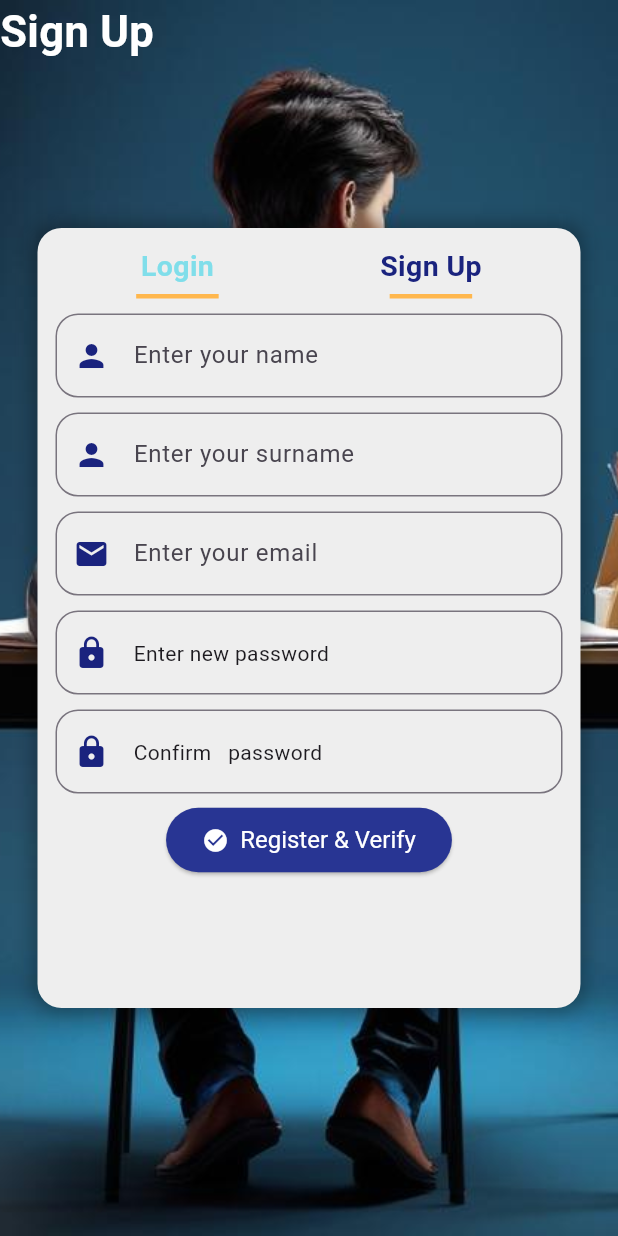
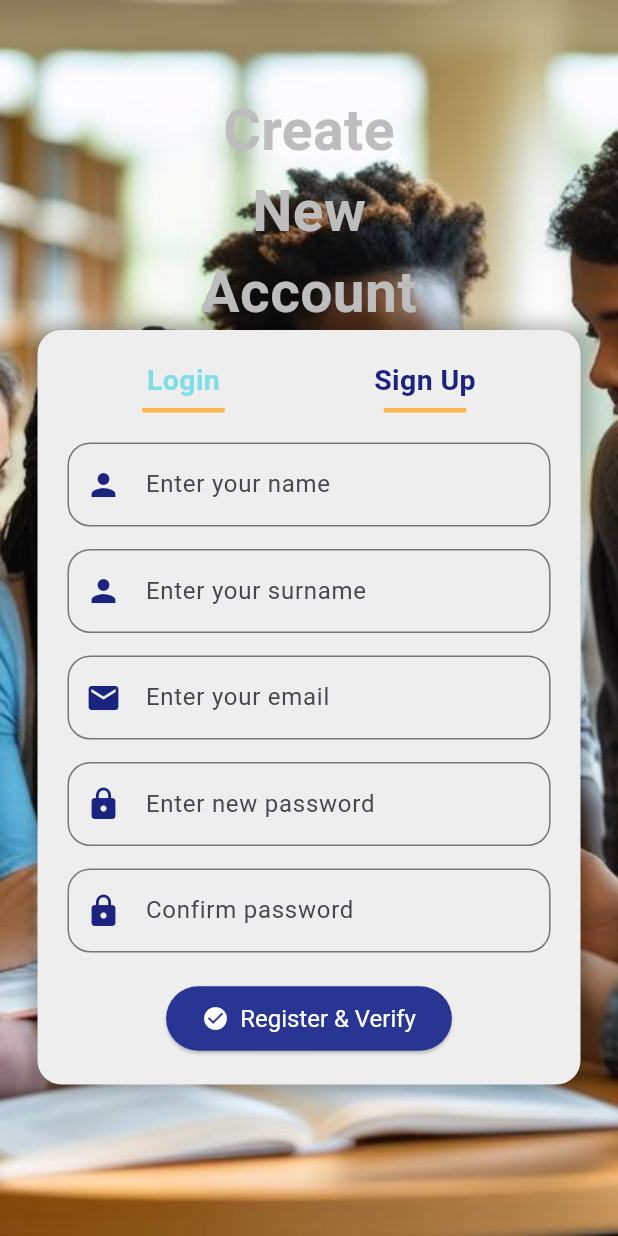
Before and after one commit to mahlatseclayton/MoodleTrack, a Flutter app: the screen it shows after launch, after a tap on "Don't have an account? Sign Up", on a phone screen of 412 x 824 dp. Run offline on Flutter 3.47's test engine with Material 3 defaults, Android fonts, the phone set to English and light mode, and no system bars; our stand-ins replace cloud_firestore, firebase_auth, firebase_core, fluttertoast; accounts and stored records are empty.

Commit message:
2nd push

```diff
--- a/lib/main.dart
+++ b/lib/main.dart
@@ -63,14 +63,14 @@ class _HomepageState extends State<Homepage> {
             width:double.infinity,
 
             decoration: BoxDecoration(
-              image:DecorationImage(image: AssetImage("images/background.jpg"),
+              image:DecorationImage(image: AssetImage("images/background1.jpg"),
                   fit: BoxFit.cover),
             ),
             child:       Container(
               width: double.infinity,
               height: 300,
               decoration:BoxDecoration(
-                color: (Colors.purple[900] ?? Colors.purple[900])!.withOpacity(.35),
+                // color: (Colors.purple[900] ?? Colors.purple[900])!.withOpacity(.),
               ),
             ),
           ),
@@ -97,19 +97,19 @@ class _HomepageState extends State<Homepage> {
                           fontWeight: FontWeight.bold,
                         )
                         ),
-                        Text("Live ",style:TextStyle(
+                        Text("Mentee",style:TextStyle(
                           color: Colors.grey[400],
                           fontSize: 50,
                           fontWeight: FontWeight.bold,
                         )
                         ),
-                        Text("Learn !",style:TextStyle(
+                        Text("Growth Tracker",style:TextStyle(
                           color: Colors.grey[400],
                           fontSize: 50,
                           fontWeight: FontWeight.bold,
                         )
                         ),
-                        Text("Empowering you to learn smarter, connect deeper, and achieve more.",style:TextStyle(
+                        Text("Mentor. Connect. Elevate.",style:TextStyle(
                           color: Colors.grey[200],
                           fontSize: 23,
                           fontWeight: FontWeight.bold,
@@ -258,7 +258,7 @@ class _LoginPageState extends State<LoginPage> {
               height: double.infinity,
               decoration: BoxDecoration(
                 image: DecorationImage(
-                  image: AssetImage("images/background.jpg"),
+                  image: AssetImage("images/background1.jpg"),
                   fit: BoxFit.cover,
                 ),
               ),
@@ -269,7 +269,7 @@ class _LoginPageState extends State<LoginPage> {
               child: Text(
                 "Login",
                 style: TextStyle(
-                  color: Colors.white,
+                  color: Colors.grey[400],
                   fontSize: 29,
                   fontWeight: FontWeight.bold,
                 ),
@@ -492,9 +492,7 @@ class _SignUpScreenState extends State<SignUpScreen> {
     }
     return true;
   }
-  // bool validSchool(){
-  //   //check if the school mentioned is existing !!!
-  // }
+
   bool validInput(){
     // check email validity..
     final emailRegex = RegExp(r'^[^@]+@[^@]+\.[^@]+');
@@ -567,33 +565,67 @@ bool spaceCheck(String x){
     return Scaffold(
       backgroundColor: Colors.grey[600],
       body: SafeArea(
-        child:Stack(
-
-
+        child: Stack(
           children: [
+            // Background image covers entire screen
             Container(
-              height:double.infinity,
+              height: double.infinity,
               width: double.infinity,
               decoration: BoxDecoration(
                 image: DecorationImage(
-                  image: AssetImage("images/background.jpg"),
+                  image: AssetImage("images/background1.jpg"),
                   fit: BoxFit.cover,
                 ),
               ),
             ),
-            Text("Sign Up",style:TextStyle(
-              color: Colors.white,
-              fontSize: 29,
+
+            // Top title text, centered horizontally, positioned near top with padding
+            Positioned(
+              top: 60,
+              left: 0,
+              right: 0,
+              child: Column(
+                mainAxisSize: MainAxisSize.min,
+                children: [
+                  Text(
+                    "Create",
+                    style: TextStyle(
+                      color: Colors.grey[400],
+                      fontSize: 38,
                       fontWeight: FontWeight.bold,
-
+                    ),
+                  ),
+                  Text(
+                    "New",
+                    style: TextStyle(
+                      color: Colors.grey[400],
+                      fontSize: 38,
+                      fontWeight: FontWeight.bold,
+                    ),
+                  ),
+                  Text(
+                    "Account",
+                    style: TextStyle(
+                      color: Colors.grey[400],
+                      fontSize: 38,
+                      fontWeight: FontWeight.bold,
+                    ),
+                  ),
+                ],
               ),
             ),
 
-            Center(
-              child:Container(
-                height: 520,
-                margin: const EdgeInsets.all(25),
-                padding: const EdgeInsets.all(12),
+            // Form container, scrollable, centered horizontally and positioned below title
+            Positioned.fill(
+              top: 220, // pushes container below the title text nicely
+              child: SingleChildScrollView(
+                padding: const EdgeInsets.symmetric(horizontal: 25),
+                child: Center(
+                  child: Container(
+                    constraints: const BoxConstraints(
+                      maxWidth: 500, // optional max width for bigger screens
+                    ),
+                    padding: const EdgeInsets.all(20),
                     decoration: BoxDecoration(
                       color: Colors.grey[200],
                       borderRadius: BorderRadius.circular(16),
@@ -606,6 +638,7 @@ bool spaceCheck(String x){
                       ],
                     ),
                     child: Column(
+                      mainAxisSize: MainAxisSize.min,
                       children: [
                         // Login/Sign up toggle
                         Row(
@@ -613,9 +646,8 @@ bool spaceCheck(String x){
                           children: [
                             GestureDetector(
                               onTap: () {
-                            isSignUp=false;
+                                isSignUp = false;
                                 Navigator.pop(context);
-
                               },
                               child: Column(
                                 children: [
@@ -637,8 +669,7 @@ bool spaceCheck(String x){
                               ),
                             ),
                             GestureDetector(
-                          onTap: ()  {
-
+                              onTap: () {
                                 setState(() {
                                   isSignUp = true;
                                 });
@@ -664,63 +695,83 @@ bool spaceCheck(String x){
                             ),
                           ],
                         ),
-                    const SizedBox(height: 10),
 
-                    // Email TextField
+                        const SizedBox(height: 20),
+
+                        // Name field
                         TextField(
+                          controller: nameController,
                           decoration: InputDecoration(
                             prefixIcon: Icon(Icons.person, color: Colors.indigo[900]),
                             hintText: "Enter your name",
-                        border: OutlineInputBorder(borderRadius: BorderRadius.circular(15)),
+                            border: OutlineInputBorder(
+                              borderRadius: BorderRadius.circular(15),
+                            ),
+                          ),
+                        ),
 
-                      ),
-                      controller: nameController,
-                    ),
-                    const SizedBox(height: 10),
+                        const SizedBox(height: 15),
+
+                        // Surname field
                         TextField(
+                          controller: surNameController,
                           decoration: InputDecoration(
                             prefixIcon: Icon(Icons.person, color: Colors.indigo[900]),
                             hintText: "Enter your surname",
-                        border: OutlineInputBorder(borderRadius: BorderRadius.circular(15)),
+                            border: OutlineInputBorder(
+                              borderRadius: BorderRadius.circular(15),
                             ),
-                      controller: surNameController,
+                          ),
                         ),
 
-                    const SizedBox(height: 10),
+                        const SizedBox(height: 15),
+
+                        // Email field
                         TextField(
+                          controller: emailController,
                           decoration: InputDecoration(
                             prefixIcon: Icon(Icons.email, color: Colors.indigo[900]),
                             hintText: "Enter your email",
-                        border: OutlineInputBorder(borderRadius: BorderRadius.circular(15)),
+                            border: OutlineInputBorder(
+                              borderRadius: BorderRadius.circular(15),
                             ),
-                      controller: emailController,
                           ),
-                    SizedBox(height: 10,),
+                          keyboardType: TextInputType.emailAddress,
+                        ),
+
+                        const SizedBox(height: 15),
+
+                        // Password field
                         TextField(
                           controller: passController,
                           obscureText: true,
                           decoration: InputDecoration(
-                        border: OutlineInputBorder(borderRadius: BorderRadius.circular(15)),
-                        prefixIcon: Icon(Icons.lock,color: Colors.indigo[900],),
-                        hint: Text("Enter new password"),
+                            prefixIcon: Icon(Icons.lock, color: Colors.indigo[900]),
+                            hintText: "Enter new password",
+                            border: OutlineInputBorder(
+                              borderRadius: BorderRadius.circular(15),
                             ),
                           ),
-                    SizedBox(height: 10,),
+                        ),
+
+                        const SizedBox(height: 15),
+
+                        // Confirm password field
                         TextField(
                           controller: cpassController,
                           obscureText: true,
                           decoration: InputDecoration(
-                        border: OutlineInputBorder(borderRadius: BorderRadius.circular(15)),
-                        prefixIcon: Icon(Icons.lock,color: Colors.indigo[900],),
-                        hint: Text("Confirm   password"),
+                            prefixIcon: Icon(Icons.lock, color: Colors.indigo[900]),
+                            hintText: "Confirm password",
+                            border: OutlineInputBorder(
+                              borderRadius: BorderRadius.circular(15),
+                            ),
                           ),
                         ),
 
+                        const SizedBox(height: 20),
 
-                    const SizedBox(height: 7),
-
-
-                    // Sign Up button
+                        // Register & Verify button
                         ElevatedButton.icon(
                           onPressed: isLoading
                               ? null
@@ -848,22 +899,18 @@ bool spaceCheck(String x){
                             textStyle: const TextStyle(fontSize: 16),
                           ),
                         ),
-
-
-
                       ],
                     ),
                   ),
                 ),
-
-
-
+              ),
+            ),
           ],
-
         ),
       ),
     );
   }
+
 }
 
 class ForgotPasswordPage extends StatefulWidget {
@@ -926,7 +973,7 @@ class _ForgotPasswordPageState extends State<ForgotPasswordPage> {
               height: double.infinity,
               decoration: BoxDecoration(
                 image: DecorationImage(
-                  image: AssetImage("images/background.jpg"),
+                  image: AssetImage("images/background1.jpg"),
                   fit: BoxFit.cover,
                 ),
               ),
@@ -937,17 +984,20 @@ class _ForgotPasswordPageState extends State<ForgotPasswordPage> {
                 crossAxisAlignment: CrossAxisAlignment.start,
                 children: [
                   Text(
-                    "Change Password",
+                    "Reset Page",
                     style: TextStyle(
-                      color: Colors.white,
-                      fontSize: 29,
+                      color: Colors.grey[400],
+                      fontSize: 35,
                       fontWeight: FontWeight.bold,
                     ),
                   ),
                   SizedBox(height: 30),
+                  Column(
+                    mainAxisAlignment: MainAxisAlignment.spaceAround,
+                    children: [
                   Center(
                     child: Container(
-                      height: 200,
+                      height: 250,
                       padding: EdgeInsets.all(12),
                       decoration: BoxDecoration(
                         color: Colors.grey[200],
@@ -1018,6 +1068,8 @@ class _ForgotPasswordPageState extends State<ForgotPasswordPage> {
                   ),
         ],
             ),
+                ],
+              ),
             ),
           ],
         ),
--- a/pubspec.yaml
+++ b/pubspec.yaml
@@ -65,6 +65,7 @@ flutter:
   assets:
     - images/background.jpg
     - images/logo.png
+    - images/background1.jpg
 
   # An image asset can refer to one or more resolution-specific "variants", see
   # https://flutter.dev/to/resolution-aware-images
```
Also changed, not shown: images/background1.jpg (added). Lines whose indentation alone changed are shown as unchanged.
